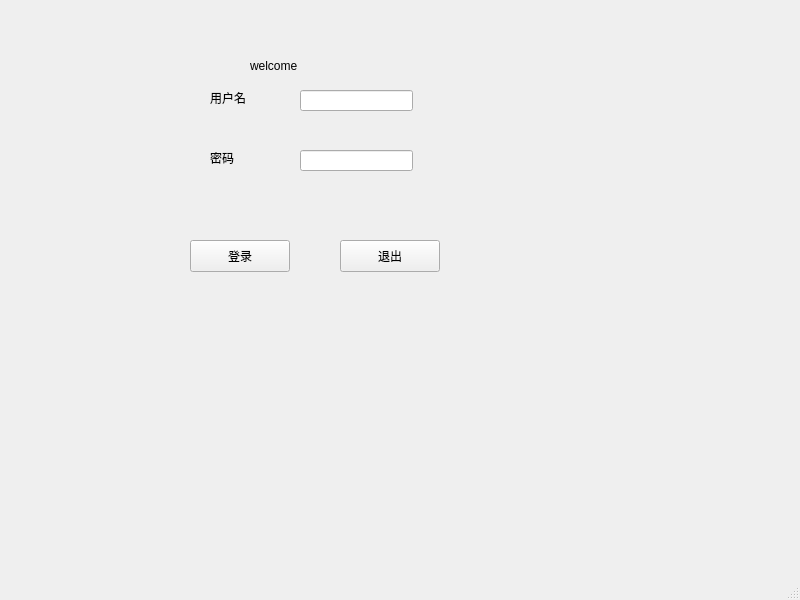
The window that mypro.ui (WhereAreBugs/Cuit_project3) describes before a commit, drawn with Qt 5.
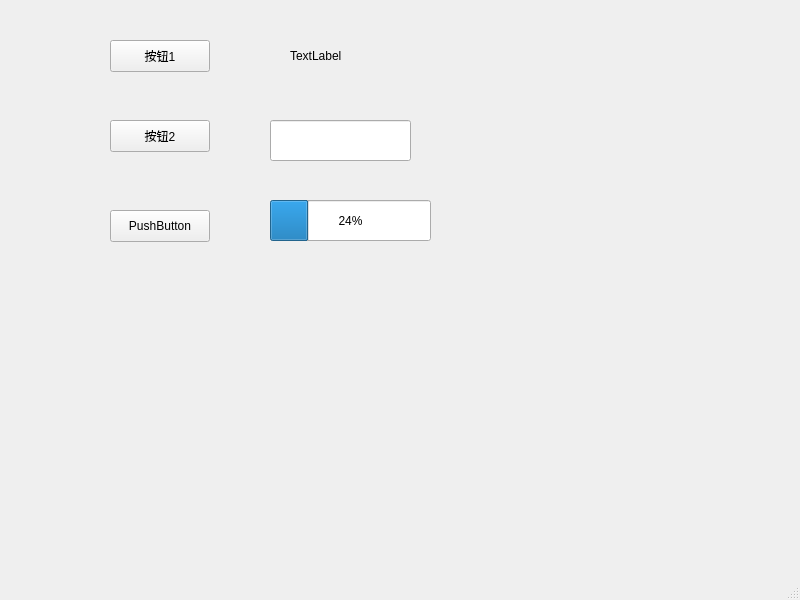
The same window after the commit.

Commit message: 信号与槽-作业训练-1

The edit to the form file:
```diff
--- a/mypro.ui
+++ b/mypro.ui
@@ -14,92 +14,82 @@
    <string>MyPro</string>
   </property>
   <widget class="QWidget" name="centralwidget">
-   <widget class="QLineEdit" name="lineEdit">
-    <property name="geometry">
-     <rect>
-      <x>300</x>
-      <y>90</y>
-      <width>113</width>
-      <height>21</height>
-     </rect>
-    </property>
-   </widget>
-   <widget class="QLineEdit" name="lineEdit_2">
-    <property name="geometry">
-     <rect>
-      <x>300</x>
-      <y>150</y>
-      <width>113</width>
-      <height>21</height>
-     </rect>
-    </property>
-   </widget>
-   <widget class="QLabel" name="label">
-    <property name="geometry">
-     <rect>
-      <x>210</x>
-      <y>90</y>
-      <width>58</width>
-      <height>16</height>
-     </rect>
-    </property>
-    <property name="text">
-     <string>用户名</string>
-    </property>
-   </widget>
-   <widget class="QLabel" name="label_2">
-    <property name="geometry">
-     <rect>
-      <x>210</x>
-      <y>150</y>
-      <width>58</width>
-      <height>16</height>
-     </rect>
-    </property>
-    <property name="text">
-     <string>密码</string>
-    </property>
-   </widget>
    <widget class="QPushButton" name="pushButton">
     <property name="geometry">
      <rect>
-      <x>190</x>
-      <y>240</y>
+      <x>110</x>
+      <y>40</y>
       <width>100</width>
       <height>32</height>
      </rect>
     </property>
     <property name="text">
-     <string>登录</string>
+     <string>按钮1</string>
     </property>
    </widget>
    <widget class="QPushButton" name="pushButton_2">
     <property name="geometry">
      <rect>
-      <x>340</x>
-      <y>240</y>
+      <x>110</x>
+      <y>120</y>
       <width>100</width>
       <height>32</height>
      </rect>
     </property>
     <property name="text">
-     <string>退出</string>
+     <string>按钮2</string>
     </property>
    </widget>
-   <widget class="QLabel" name="label_3">
+   <widget class="QPushButton" name="pushButton_3">
     <property name="geometry">
      <rect>
-      <x>250</x>
-      <y>40</y>
+      <x>110</x>
+      <y>210</y>
+      <width>100</width>
+      <height>32</height>
+     </rect>
+    </property>
+    <property name="text">
+     <string>PushButton</string>
+    </property>
+   </widget>
+   <widget class="QProgressBar" name="progressBar">
+    <property name="geometry">
+     <rect>
+      <x>270</x>
+      <y>200</y>
       <width>161</width>
-      <height>51</height>
+      <height>41</height>
      </rect>
     </property>
-    <property name="styleSheet">
-     <string notr="true">font: 36pt &quot;Academy Engraved LET&quot;;</string>
+    <property name="value">
+     <number>24</number>
+    </property>
+   </widget>
+   <widget class="QLabel" name="label_CUIT">
+    <property name="geometry">
+     <rect>
+      <x>290</x>
+      <y>40</y>
+      <width>111</width>
+      <height>31</height>
+     </rect>
     </property>
     <property name="text">
-     <string>welcome</string>
+     <string>TextLabel</string>
+    </property>
+   </widget>
+   <widget class="QLineEdit" name="lineEdit">
+    <property name="geometry">
+     <rect>
+      <x>270</x>
+      <y>120</y>
+      <width>141</width>
+      <height>41</height>
+     </rect>
+    </property>
+    <property name="echoMode">
+     <enum>QLineEdit::Password</enum>
     </property>
    </widget>
   </widget>
```
The commit also changes 2 other files.
